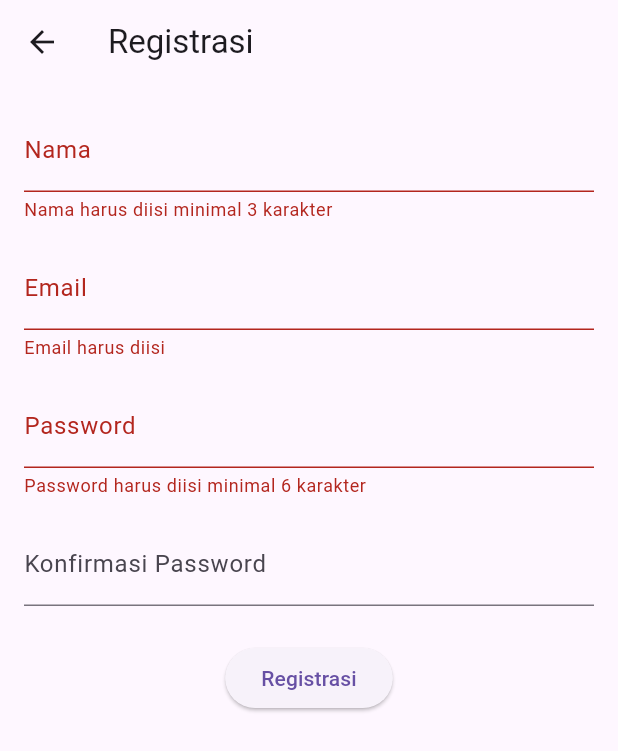
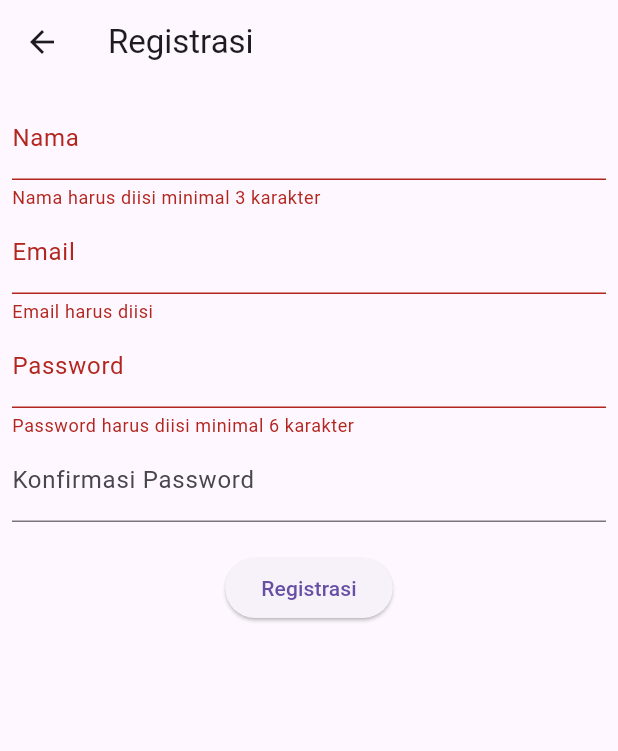
Before and after one commit to Kimhsta/toko-api, a Flutter app: the RegistrasiPage screen opened directly, after a tap on "Registrasi", on a phone screen of 412 x 824 dp. Shown: the top 751 px of the screen. Run offline on Flutter 3.47's test engine with Material 3 defaults, Android fonts, the phone set to English and light mode, and no system bars; our stand-ins replace shared_preferences; accounts and stored records are empty.

```diff
--- a/frontend_flutter/lib/ui/registrasi_page.dart
+++ b/frontend_flutter/lib/ui/registrasi_page.dart
@@ -1,4 +1,7 @@
 import 'package:flutter/material.dart';
+import 'package:frontend_flutter/bloc/registrasi_bloc.dart';
+import 'package:frontend_flutter/widget/success_dialog.dart';
+import 'package:frontend_flutter/widget/warning_dialog.dart';
 
 class RegistrasiPage extends StatefulWidget {
   const RegistrasiPage({Key? key}) : super(key: key);
@@ -14,27 +17,23 @@ class _RegistrasiPageState extends State<RegistrasiPage> {
   final _namaTextboxController = TextEditingController();
   final _emailTextboxController = TextEditingController();
   final _passwordTextboxController = TextEditingController();
-  final _konfirmasiPasswordController = TextEditingController();
 
   @override
   Widget build(BuildContext context) {
     return Scaffold(
       appBar: AppBar(title: const Text("Registrasi")),
       body: SingleChildScrollView(
-        padding: const EdgeInsets.all(16.0),
+        padding: const EdgeInsets.all(8.0),
         child: Form(
           key: _formKey,
           child: Column(
             mainAxisAlignment: MainAxisAlignment.center,
             children: [
               _namaTextField(),
-              const SizedBox(height: 16),
               _emailTextField(),
-              const SizedBox(height: 16),
               _passwordTextField(),
-              const SizedBox(height: 16),
               _passwordKonfirmasiTextField(),
-              const SizedBox(height: 24),
+              const SizedBox(height: 20),
               _buttonRegistrasi(),
             ],
           ),
@@ -43,6 +42,7 @@ class _RegistrasiPageState extends State<RegistrasiPage> {
     );
   }
 
+  // TextField untuk Nama
   Widget _namaTextField() {
     return TextFormField(
       decoration: const InputDecoration(labelText: "Nama"),
@@ -57,6 +57,7 @@ class _RegistrasiPageState extends State<RegistrasiPage> {
     );
   }
 
+  // TextField untuk Email
   Widget _emailTextField() {
     return TextFormField(
       decoration: const InputDecoration(labelText: "Email"),
@@ -66,22 +67,18 @@ class _RegistrasiPageState extends State<RegistrasiPage> {
         if (value == null || value.isEmpty) {
           return 'Email harus diisi';
         }
-
         final pattern =
-            r'^(([^<>()[\]\\.,;:\s@\"]+(\.[^<>()[\]\\.,;:\s@\"]+)*)|(\".+\"))@'
-            r'((\[[0-9]{1,3}\.[0-9]{1,3}\.[0-9]{1,3}\.[0-9]{1,3}\])|'
-            r'(([a-zA-Z\-0-9]+\.)+[a-zA-Z]{2,}))$';
+            r'^(([^<>()[\]\\.,;:\s@\"]+(\.[^<>()[\]\\.,;:\s@\"]+)*)|(\".+\"))@((\[[0-9]{1,3}\.[0-9]{1,3}\.[0-9]{1,3}\.[0-9]{1,3}\])|(([a-zA-Z\-0-9]+\.)+[a-zA-Z]{2,}))$';
         final regex = RegExp(pattern);
-
         if (!regex.hasMatch(value)) {
           return "Email tidak valid";
         }
-
         return null;
       },
     );
   }
 
+  // TextField untuk Password
   Widget _passwordTextField() {
     return TextFormField(
       decoration: const InputDecoration(labelText: "Password"),
@@ -97,12 +94,12 @@ class _RegistrasiPageState extends State<RegistrasiPage> {
     );
   }
 
+  // TextField untuk Konfirmasi Password
   Widget _passwordKonfirmasiTextField() {
     return TextFormField(
       decoration: const InputDecoration(labelText: "Konfirmasi Password"),
       keyboardType: TextInputType.text,
       obscureText: true,
-      controller: _konfirmasiPasswordController,
       validator: (value) {
         if (value != _passwordTextboxController.text) {
           return "Konfirmasi Password tidak sama";
@@ -112,23 +109,55 @@ class _RegistrasiPageState extends State<RegistrasiPage> {
     );
   }
 
+  // Tombol Registrasi
   Widget _buttonRegistrasi() {
-    return ElevatedButton(
+    return _isLoading
+        ? const CircularProgressIndicator()
+        : ElevatedButton(
           onPressed: () {
             final isValid = _formKey.currentState!.validate();
             if (isValid && !_isLoading) {
-          // Panggil fungsi registrasi di sini
-          // Contoh: _submitRegistrasi();
+              _submit();
             }
           },
-      child:
-          _isLoading
-              ? const SizedBox(
-                height: 20,
-                width: 20,
-                child: CircularProgressIndicator(strokeWidth: 2),
-              )
-              : const Text("Registrasi"),
+          child: const Text("Registrasi"),
         );
   }
+
+  // Fungsi untuk memproses registrasi
+  void _submit() {
+    _formKey.currentState!.save();
+    setState(() => _isLoading = true);
+
+    RegistrasiBloc.registrasi(
+          nama: _namaTextboxController.text,
+          email: _emailTextboxController.text,
+          password: _passwordTextboxController.text,
+        )
+        .then((value) {
+          showDialog(
+            context: context,
+            barrierDismissible: false,
+            builder:
+                (context) => SuccessDialog(
+                  description: "Registrasi berhasil, silahkan login",
+                  okClick: () {
+                    Navigator.pop(context); // tutup dialog
+                    Navigator.pop(context); // kembali ke login page
+                  },
+                ),
+          );
+        })
+        .catchError((error) {
+          showDialog(
+            context: context,
+            barrierDismissible: false,
+            builder:
+                (context) => const WarningDialog(
+                  description: "Registrasi gagal, silahkan coba lagi",
+                ),
+          );
+        })
+        .whenComplete(() => setState(() => _isLoading = false));
   }
+}
```
Lines whose indentation alone changed are shown as unchanged.
